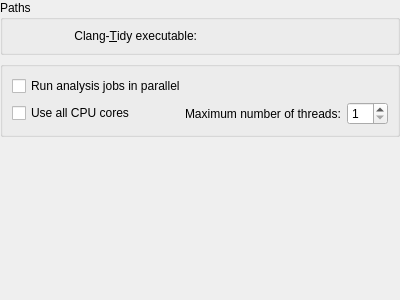
Before: the Qt Designer form plugins/clangtidy/config/clangtidypreferences.ui in KDE/kdevelop, drawn with Qt 5.
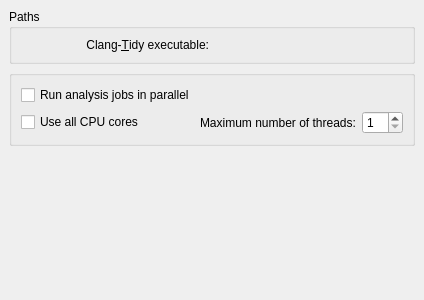
After: the same form once the commit is applied. Custom widgets are drawn as their Qt base class.

Diff of the .ui file:
```diff
--- a/plugins/clangtidy/config/clangtidypreferences.ui
+++ b/plugins/clangtidy/config/clangtidypreferences.ui
@@ -6,22 +6,22 @@
    <rect>
     <x>0</x>
     <y>0</y>
-    <width>400</width>
+    <width>424</width>
     <height>300</height>
    </rect>
   </property>
   <layout class="QVBoxLayout" name="settingsLayout" stretch="0,0,1">
    <property name="leftMargin">
-    <number>0</number>
+    <number>9</number>
    </property>
    <property name="topMargin">
-    <number>0</number>
+    <number>9</number>
    </property>
    <property name="rightMargin">
-    <number>0</number>
+    <number>9</number>
    </property>
    <property name="bottomMargin">
-    <number>0</number>
+    <number>9</number>
    </property>
    <item>
     <widget class="QGroupBox" name="pathsGroupBox">
@@ -120,16 +120,17 @@
   </layout>
  </widget>
  <customwidgets>
+  <customwidget>
+   <class>KUrlRequester</class>
+   <extends>QWidget</extends>
+   <header>kurlrequester.h</header>
+   <container>1</container>
+  </customwidget>
   <customwidget>
    <class>ClangTidy::CheckSetManageWidget</class>
    <extends>QWidget</extends>
    <header>config/checksetmanagewidget.h</header>
   </customwidget>
-  <customwidget>
-   <class>KUrlRequester</class>
-   <extends>QWidget</extends>
-   <header>KUrlRequester</header>
-  </customwidget>
  </customwidgets>
  <resources/>
  <connections/>
```
Left out of the diff: 6 changed lines with no effect on the pictures.
